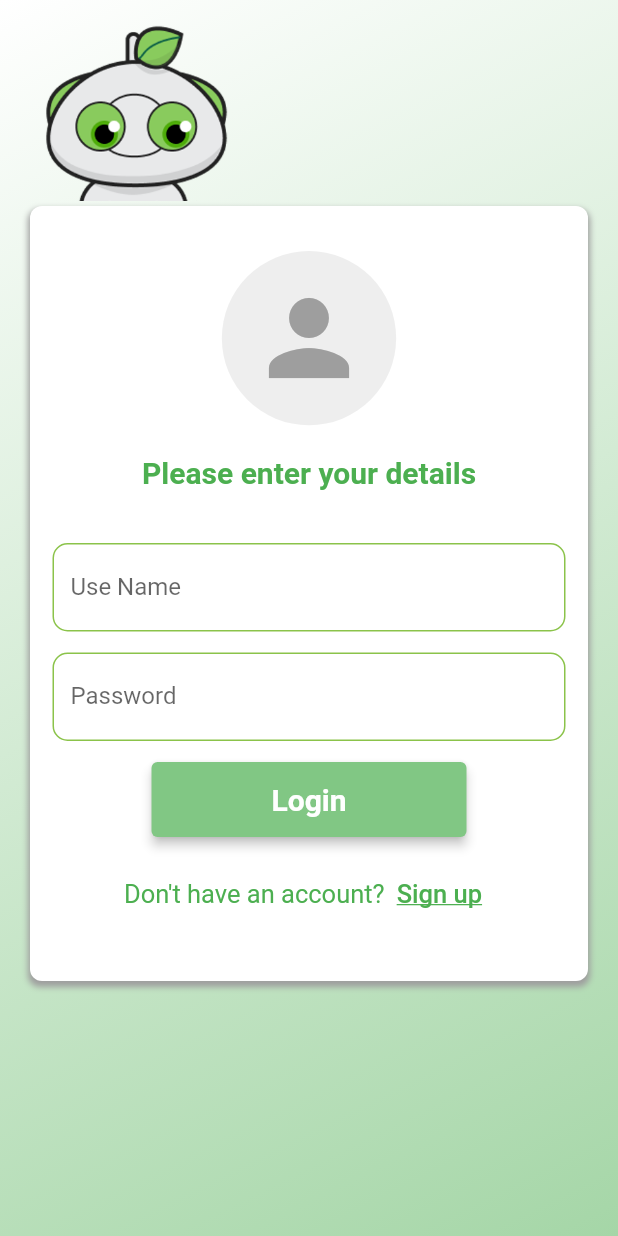
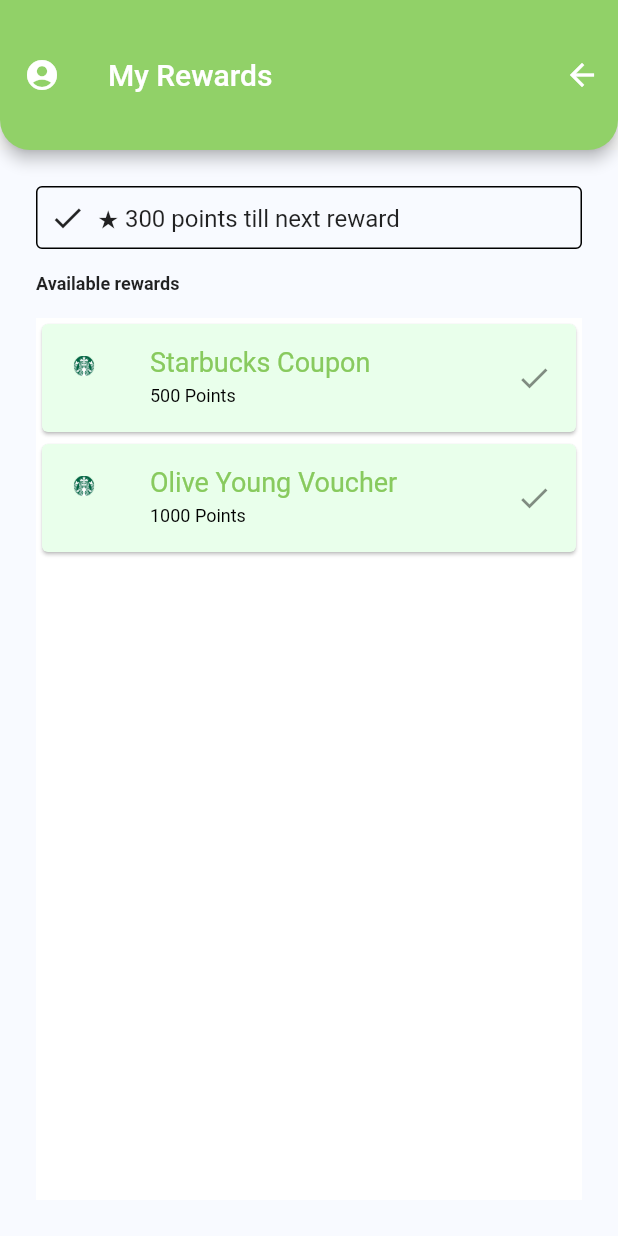
Before and after one commit to khhandrea/flutter-daily-diet-dare, a Flutter app: the screen it shows after launch, on a phone screen of 412 x 824 dp. Run offline on Flutter 3.47's test engine with Material 2 defaults, Android fonts, the phone set to English and light mode, and no system bars.

Commit message:
feat: Add My Rewards page

```diff
--- a/lib/main.dart
+++ b/lib/main.dart
@@ -1,7 +1,7 @@
-
 import 'package:daily_diet_date/sign_in.dart';
 import 'package:flutter/material.dart';
 import 'sign_up.dart';
+import 'reward.dart';
 
 void main() {
   runApp(const MyApp());
@@ -16,11 +16,10 @@
     return const MaterialApp(
       debugShowCheckedModeBanner: false,
       home: Scaffold(
-        body: SafeArea(
-            // child: SignUp()
-          child: SignIn(),
-        )
-      ),
+          body: SafeArea(
+              // child: SignUp()
+              // child: SignIn(),
+              child: Reward())),
     );
   }
 }
--- /dev/null
+++ b/lib/reward.dart
@@ -0,0 +1,170 @@
+import 'package:flutter/material.dart';
+import 'package:flutter/services.dart';
+
+// class Reward extends StatelessWidget {
+//   const Reward({super.key});
+
+//   @override
+//   Widget build(BuildContext context) {
+//     return Scaffold(
+//         body: Column(children: [
+//       Text('(Top bar)'),
+//       Text('(how many points)'),
+//       Text('Rewards'),
+//       Text('(rewards list)'),
+//     ]));
+//   }
+// }
+
+class Reward extends StatelessWidget {
+  const Reward({super.key});
+
+  @override
+  Widget build(BuildContext context) {
+    return Scaffold(
+      appBar: AppBar(
+        title: Text('My Rewards'),
+        leading: IconButton(
+          icon: Icon(Icons.account_circle),
+          onPressed: () {
+            // Navigate to profile page
+            print('navigate to profile page');
+          },
+        ),
+        actions: [
+          IconButton(
+            icon: Icon(Icons.arrow_back),
+            onPressed: () {
+              // Navigate to profile page
+              print('navigate to previous page');
+            },
+          ),
+        ],
+        toolbarHeight: 100,
+        shape: RoundedRectangleBorder(
+          borderRadius: BorderRadius.vertical(
+            bottom: Radius.circular(20),
+          ),
+        ),
+        backgroundColor: Color.fromRGBO(145, 209, 104, 1),
+      ),
+      body: Container(
+        color: Color.fromRGBO(248, 250, 255, 1),
+        padding: EdgeInsets.all(24.0),
+        child: Column(
+          crossAxisAlignment: CrossAxisAlignment.start,
+          children: [
+            Container(
+              width: double.infinity,
+              padding: EdgeInsets.all(8.0),
+              decoration: BoxDecoration(
+                border: Border.all(
+                  color: Colors.black,
+                  width: 1.0,
+                ),
+                borderRadius: BorderRadius.circular(4.0),
+              ),
+              child: Row(
+                children: [
+                  Icon(Icons.check),
+                  SizedBox(width: 8),
+                  Text(
+                    '★ 300 points till next reward',
+                    style: TextStyle(fontSize: 16),
+                  ),
+                ],
+              ),
+            ),
+            SizedBox(height: 16),
+            Text(
+              'Available rewards',
+              style: TextStyle(
+                fontSize: 12,
+                fontWeight: FontWeight.bold,
+              ),
+            ),
+            SizedBox(height: 16),
+            Expanded(
+              child: Container(
+                color: Color.fromRGBO(255, 255, 255, 1),
+                child: ListView(
+                  children: [
+                    RewardBox(
+                      key: UniqueKey(),
+                      image: 'assets/starbucks-logo.png',
+                      text: 'Starbucks Coupon',
+                      point: 500,
+                      onPressed: () {
+                        // Handle reward button pressed
+                        print('Got Starbucks coupon!');
+                      },
+                    ),
+                    RewardBox(
+                      key: UniqueKey(),
+                      image: 'assets/starbucks-logo.png',
+                      text: 'Olive Young Voucher',
+                      point: 1000,
+                      onPressed: () {
+                        // Handle reward button pressed
+                        print('Got Olive Young voucher!');
+                      },
+                    ),
+                    // Add more RewardBox widgets for each reward
+                  ],
+                ),
+              ),
+            ),
+          ],
+        ),
+      ),
+    );
+  }
+}
+
+class RewardBox extends StatelessWidget {
+  final String image;
+  final String text;
+  final int point;
+  final VoidCallback onPressed;
+
+  const RewardBox({
+    required Key key,
+    required this.image,
+    required this.text,
+    required this.point,
+    required this.onPressed,
+  }) : super(key: key);
+
+  @override
+  Widget build(BuildContext context) {
+    return Container(
+      height: 80,
+      child: Card(
+        color: Color.fromRGBO(233, 255, 235, 1),
+        child: ListTile(
+          leading: Image.asset(
+            image,
+            width: 24,
+            height: 24,
+          ),
+          title: Text(
+            text,
+            style: TextStyle(
+              color: Color.fromRGBO(136, 202, 94, 1),
+              fontSize: 18,
+            ),
+          ),
+          subtitle: Text(
+            "$point Points",
+            style: TextStyle(
+              color: Color.fromRGBO(0, 0, 0, 1),
+              fontSize: 12,
+            ),
+          ),
+          trailing: Icon(Icons.check),
+          onTap: onPressed,
+        ),
+      ),
+    );
+  }
+}
--- a/pubspec.yaml
+++ b/pubspec.yaml
@@ -60,7 +60,7 @@
 
   # To add assets to your application, add an assets section, like this:
   assets:
-    - assets/robot-lookDown.png
+    - assets/
   #   - images/a_dot_burr.jpeg
   #   - images/a_dot_ham.jpeg
 
```
Also changed, not shown: assets/starbucks-logo.png (added).
